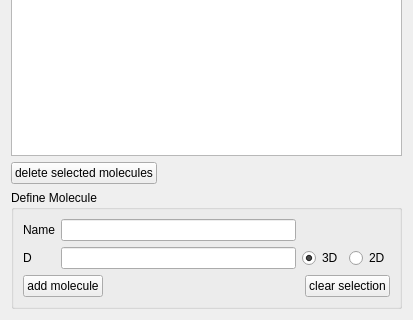
Qt form ui/molWidget.ui (haskelladdict/mcellGUI) before a commit; both pictures show x 0 to 413 and y 231 to 551 of the 413 by 551 pixel window.
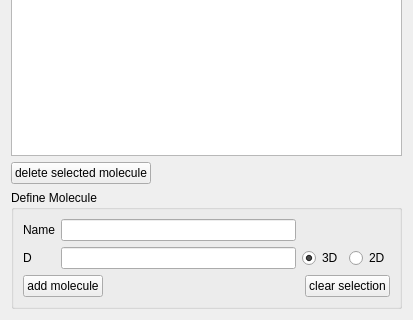
The same form after that commit.

Commit message: Improved underlying molecule model.

Patch:
```diff
--- a/ui/molWidget.ui
+++ b/ui/molWidget.ui
@@ -29,7 +29,7 @@
      <item>
       <widget class="QPushButton" name="deleteMolButton">
        <property name="text">
-        <string>delete selected molecules</string>
+        <string>delete selected molecule</string>
        </property>
       </widget>
      </item>
```
Left out of the diff: 2 changed lines with no effect on the pictures. The commit also changes 3 other files.
